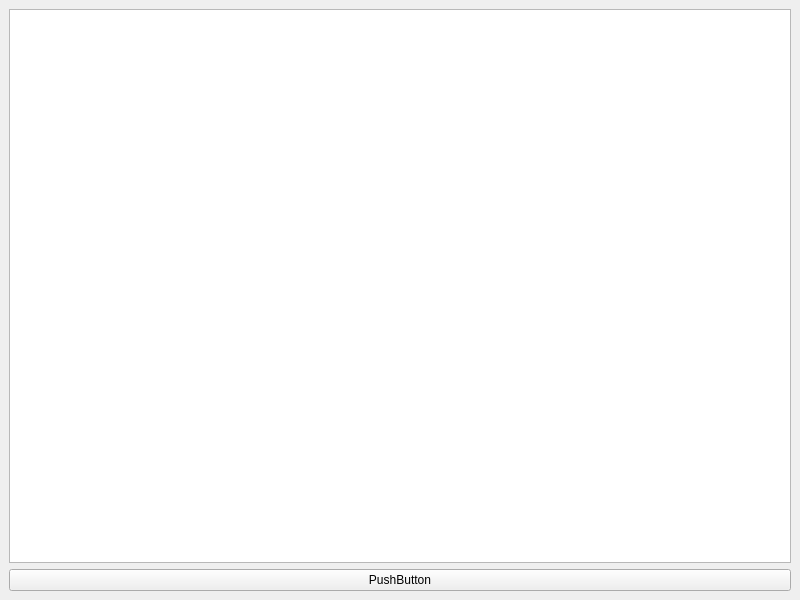
Before: the Qt Designer form untitled.ui in N1kla3/LangRepo, drawn with Qt 5.
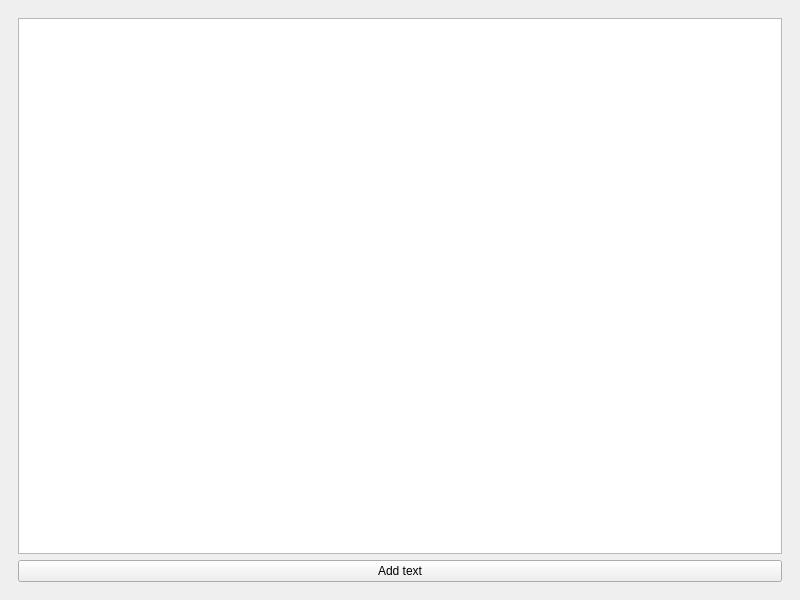
After: the same form once the commit is applied. The open tabs and pages were chosen to show the change.

```diff
--- a/untitled.ui
+++ b/untitled.ui
@@ -16,13 +16,38 @@
   <widget class="QWidget" name="centralwidget">
    <layout class="QVBoxLayout" name="verticalLayout">
     <item>
-     <widget class="QListWidget" name="textWidget"/>
+     <widget class="QStackedWidget" name="stackedWidget">
+      <property name="currentIndex">
+       <number>0</number>
+      </property>
+      <widget class="QWidget" name="first_page">
+       <layout class="QVBoxLayout" name="verticalLayout_2">
+        <item>
+         <widget class="QTextEdit" name="textEdit"/>
     </item>
     <item>
      <widget class="QPushButton" name="clickButton">
       <property name="text">
-       <string>PushButton</string>
-      </property>
+           <string>Show Vocabulary</string>
+          </property>
+         </widget>
+        </item>
+       </layout>
+      </widget>
+      <widget class="QWidget" name="second_page">
+       <layout class="QVBoxLayout" name="verticalLayout_3">
+        <item>
+         <widget class="QTableWidget" name="tableWidget"/>
+        </item>
+        <item>
+         <widget class="QPushButton" name="returnButton">
+          <property name="text">
+           <string>Add text</string>
+          </property>
+         </widget>
+        </item>
+       </layout>
+      </widget>
      </widget>
     </item>
    </layout>
```
Lines whose indentation alone changed are shown as unchanged.
